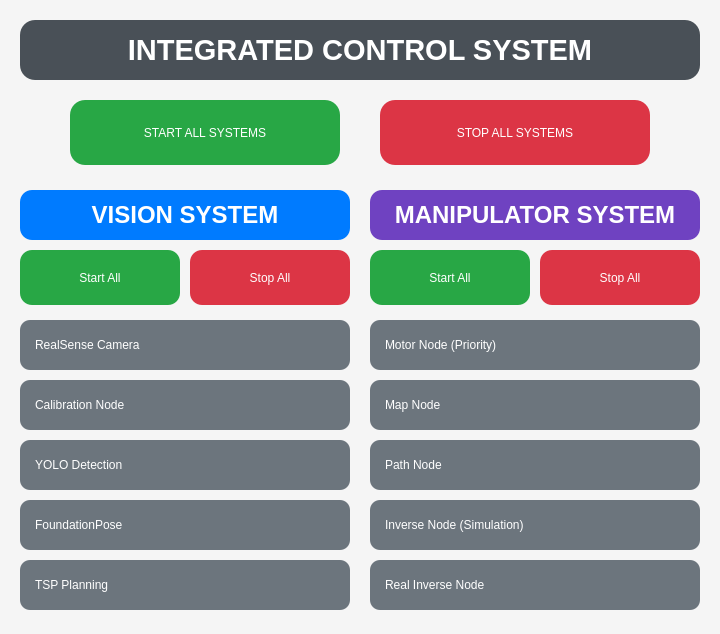
mkdir-sweetiepie/harvest_go, file ui/mainwindow.ui: the form before one commit.
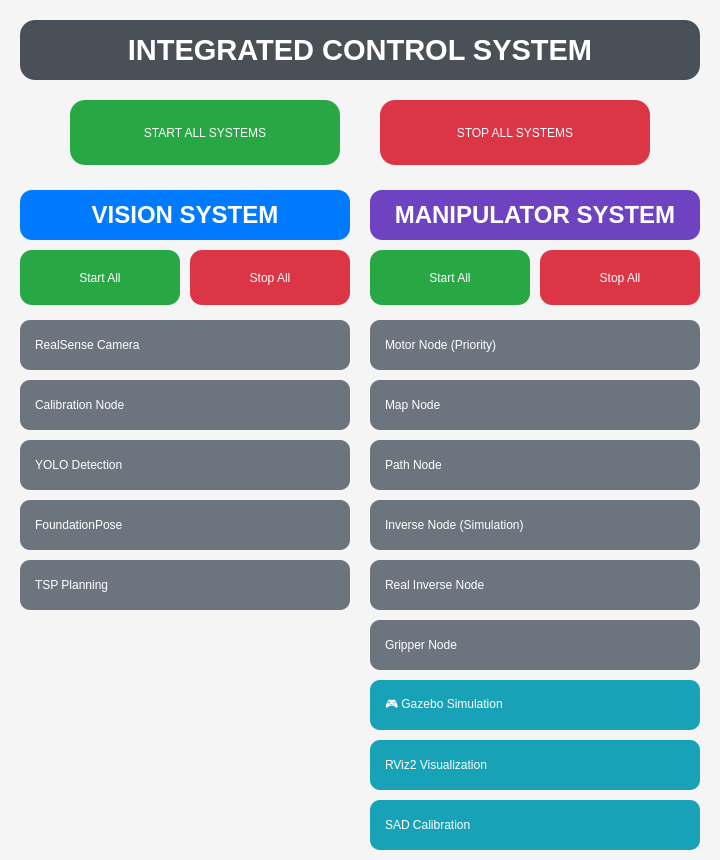
The form after the commit. Icons and pictures are not drawn.

Commit message: add rivz2 simul

```diff
--- a/ui/mainwindow.ui
+++ b/ui/mainwindow.ui
@@ -7,7 +7,7 @@
     <x>0</x>
     <y>0</y>
     <width>720</width>
-    <height>634</height>
+                <height>860</height>
    </rect>
   </property>
   <property name="windowTitle">
@@ -561,6 +561,122 @@
      <string>Real Inverse Node</string>
     </property>
    </widget>
+
+            <widget class="QPushButton" name="Gripper">
+                <property name="geometry">
+                    <rect>
+                        <x>370</x>
+                        <y>620</y>
+                        <width>330</width>
+                        <height>50</height>
+                    </rect>
+                </property>
+                <property name="styleSheet">
+                    <string notr="true">QPushButton {
+                        font: 12pt &quot;Ubuntu&quot;;
+                        background-color: #6c757d;
+                        color: white;
+                        border-radius: 10px;
+                        border: none;
+                        padding: 8px;
+                        text-align: left;
+                        padding-left: 15px;
+                        }
+                        QPushButton:hover {
+                        background-color: #7c858d;
+                        }</string>
+                </property>
+                <property name="text">
+                    <string>Gripper Node</string>
+                </property>
+            </widget>
+
+            <widget class="QPushButton" name="Gazebo_Launch">
+                <property name="geometry">
+                    <rect>
+                        <x>370</x>
+                        <y>680</y>
+                        <width>330</width>
+                        <height>50</height>
+                    </rect>
+                </property>
+                <property name="styleSheet">
+                    <string notr="true">QPushButton {
+                        font: 12pt &quot;Ubuntu&quot;;
+                        background-color: #17a2b8;
+                        color: white;
+                        border-radius: 10px;
+                        border: none;
+                        padding: 8px;
+                        text-align: left;
+                        padding-left: 15px;
+                        }
+                        QPushButton:hover {
+                        background-color: #20c0db;
+                        }</string>
+                </property>
+                <property name="text">
+                    <string>🎮 Gazebo Simulation</string>
+                </property>
+            </widget>
+
+            <widget class="QPushButton" name="RViz">
+                <property name="geometry">
+                    <rect>
+                        <x>370</x>
+                        <y>740</y>
+                        <width>330</width>
+                        <height>50</height>
+                    </rect>
+                </property>
+                <property name="styleSheet">
+                    <string notr="true">QPushButton {
+                        font: 12pt &quot;Ubuntu&quot;;
+                        background-color: #17a2b8;
+                        color: white;
+                        border-radius: 10px;
+                        border: none;
+                        padding: 8px;
+                        text-align: left;
+                        padding-left: 15px;
+                        }
+                        QPushButton:hover {
+                        background-color: #20c0db;
+                        }</string>
+                </property>
+                <property name="text">
+                    <string>RViz2 Visualization</string>
+                </property>
+            </widget>
+
+            <widget class="QPushButton" name="SAD_Calibration">
+                <property name="geometry">
+                    <rect>
+                        <x>370</x>
+                        <y>800</y>
+                        <width>330</width>
+                        <height>50</height>
+                    </rect>
+                </property>
+                <property name="styleSheet">
+                    <string notr="true">QPushButton {
+                        font: 12pt &quot;Ubuntu&quot;;
+                        background-color: #17a2b8;
+                        color: white;
+                        border-radius: 10px;
+                        border: none;
+                        padding: 8px;
+                        text-align: left;
+                        padding-left: 15px;
+                        }
+                        QPushButton:hover {
+                        background-color: #20c0db;
+                        }</string>
+                </property>
+                <property name="text">
+                    <string>SAD Calibration</string>
+                </property>
+            </widget>
   </widget>
   <action name="action_Quit">
    <property name="text">
```
Left out of the diff: 410 changed lines with no effect on the pictures. Lines whose indentation alone changed are shown as unchanged. The commit also changes 2 other files.
